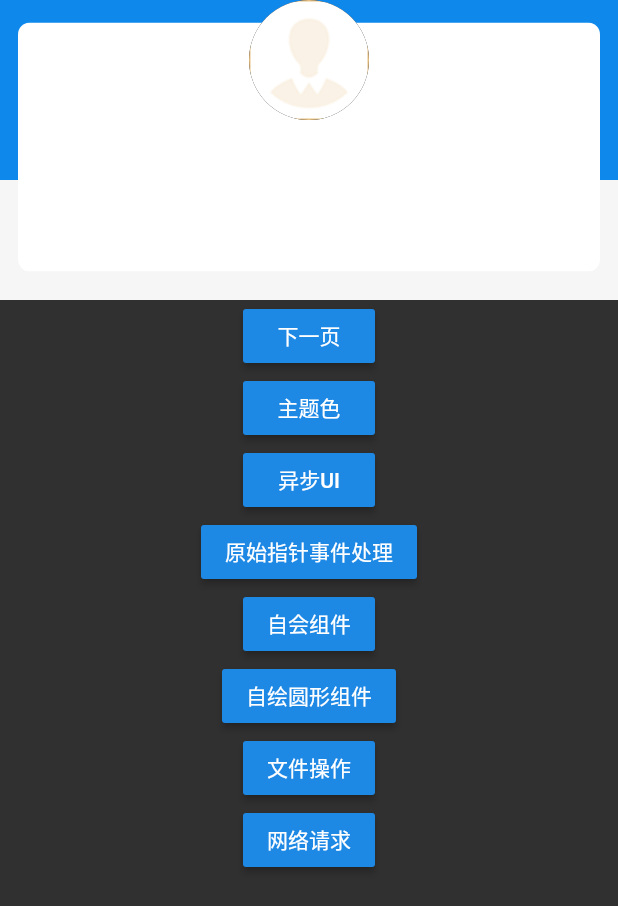
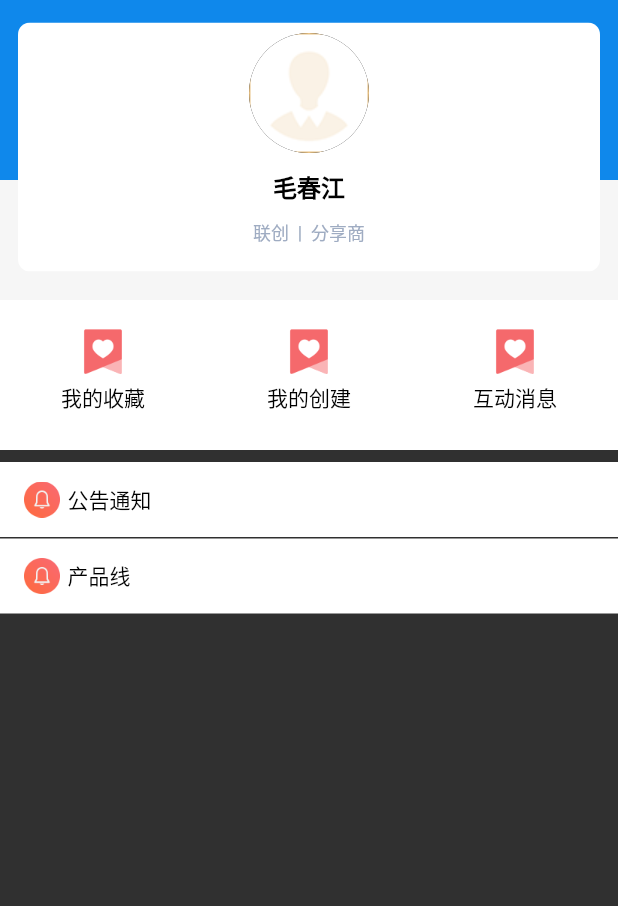
Before and after one commit to CreatSuns/Flutter, a Flutter app: the MineBody widget shown alone on an empty page, opened directly, on a phone screen of 412 x 824 dp. Shown: the top 906 px of the screen. Run offline on Flutter 3.47's test engine with Material 2 defaults, Android fonts, the phone set to English and light mode, and no system bars; our stand-ins replace convert, device_info, dio, image_picker, package_info, shared_preferences; accounts and stored records are empty.

Commit message:
我的页面搭建

```diff
--- a/lib/commons/BaseColors.dart
+++ b/lib/commons/BaseColors.dart
@@ -34,4 +34,10 @@ class BaseColors {
 
   ///纯黑色
   static Color colorBlack = Color.fromARGB(255, 0, 0, 0);
+
+  ///分享商文字颜色
+  static Color colorGray = Color.fromARGB(255, 159, 172, 194);
+
+  ///公告通知全部标记文字颜色
+  static Color color576B95 = Color.fromARGB(255, 87, 107, 149);
 }
--- a/lib/routes/Mine.dart
+++ b/lib/routes/Mine.dart
@@ -1,5 +1,8 @@
 import 'package:flutter/material.dart';
 import 'package:flutter_material/commons/BaseColors.dart';
+
+import 'Notices.dart';
+import 'Setting.dart';
 
 class Mine extends StatefulWidget {
   @override
@@ -9,27 +12,24 @@ class Mine extends StatefulWidget {
 class _MineState extends State<Mine> {
   @override
   Widget build(BuildContext context) {
-    return MaterialApp(
-      home: Scaffold(
+    return Scaffold(
         appBar: AppBar(
           centerTitle: true,
           title: Text('个人中心'),
           backgroundColor: BaseColors.colorTheme,
           elevation: 0,
-          //去掉Appbar底部阴影
           actions: <Widget>[
             IconButton(
               icon: Icon(Icons.settings),
-              tooltip: "Alarm",
               onPressed: () {
-                print("Alarm");
+                Navigator.push(context,
+                    MaterialPageRoute(builder: (context) => Setting()));
               },
             ),
           ],
         ),
         body: Container(
           child: MineBody(),
-        ),
         ),
     );
   }
@@ -85,52 +85,196 @@ class MineBody extends StatelessWidget {
               Center(
                 child: Column(
                   children: <Widget>[
-                    CircleAvatar(
+                    Container(
+                      margin: const EdgeInsets.only(top: 22),
+                      child: CircleAvatar(
                         //分析 3
                         backgroundImage:
                             new AssetImage('images/pic_dongtaitouxiang.png'),
                         radius: 40.0,
                       ),
+                    ),
+                    Container(
+                      margin: const EdgeInsets.all(5.0),
+                      padding: const EdgeInsets.all(5.0),
+                      child: Text(
+                        "毛春江",
+                        style: TextStyle(
+                            fontSize: 16,
+                            fontWeight: FontWeight.bold,
+                            color: Colors.black),
+                      ),
+                    ),
+                    Row(
+                      mainAxisSize: MainAxisSize.min,
+                      children: <Widget>[
+                        Text(
+                          "联创",
+                          style: TextStyle(
+                              fontSize: 12, color: BaseColors.colorGray),
+                        ),
+                        Text(
+                          "  |  ",
+                          style: TextStyle(
+                              fontSize: 12, color: BaseColors.colorGray),
+                        ),
+                        Text(
+                          "分享商",
+                          style: TextStyle(
+                              fontSize: 12, color: BaseColors.colorGray),
+                        ),
                       ],
-                ) ,
                     ),
                   ],
                 ),
               ),
-        RaisedButton(
-          child: Text("下一页"),
+            ],
+          ),
+        ),
+        SizedBox(
+          height: 100,
+          child: DecoratedBox(
+            decoration: BoxDecoration(color: BaseColors.colorWhite),
+            child: Row(
+              mainAxisSize: MainAxisSize.max,
+              children: <Widget>[
+                Expanded(
+                  child: RaisedButton(
+                    shape: RoundedRectangleBorder(
+                        borderRadius: BorderRadius.circular(0)),
+                    color: BaseColors.colorWhite,
+                    elevation: 0,
+                    child: Column(
+                      mainAxisAlignment: MainAxisAlignment.center,
+                      children: <Widget>[
+                        Image(
+                          image: AssetImage('images/icon_mycollection.png'),
+                        ),
+                        Container(
+                          margin: const EdgeInsets.all(5),
+                          child: Text(
+                            "我的收藏",
+                            style: TextStyle(fontSize: 14, color: Colors.black),
+                          ),
+                        ),
+                      ],
+                    ),
                     onPressed: () {},
                   ),
-        RaisedButton(
-          child: Text("主题色"),
+                ),
+                Expanded(
+                  child: RaisedButton(
+                    shape: RoundedRectangleBorder(
+                        borderRadius: BorderRadius.circular(0)),
+                    color: BaseColors.colorWhite,
+                    elevation: 0,
+                    child: Column(
+                      mainAxisAlignment: MainAxisAlignment.center,
+                      children: <Widget>[
+                        Image(
+                          image: AssetImage('images/icon_mycollection.png'),
+                        ),
+                        Container(
+                          margin: const EdgeInsets.all(5),
+                          child: Text(
+                            "我的创建",
+                            style: TextStyle(fontSize: 14, color: Colors.black),
+                          ),
+                        ),
+                      ],
+                    ),
                     onPressed: () {},
                   ),
-        RaisedButton(
-          child: Text("异步UI"),
+                ),
+                Expanded(
+                  child: RaisedButton(
+                    shape: RoundedRectangleBorder(
+                      borderRadius: BorderRadius.circular(0),
+                    ),
+                    color: BaseColors.colorWhite,
+                    elevation: 0,
+                    child: Column(
+                      mainAxisAlignment: MainAxisAlignment.center,
+                      children: <Widget>[
+                        Image(
+                          image: AssetImage('images/icon_mycollection.png'),
+                        ),
+                        Container(
+                          margin: const EdgeInsets.all(5),
+                          child: Text(
+                            "互动消息",
+                            style: TextStyle(fontSize: 14, color: Colors.black),
+                          ),
+                        ),
+                      ],
+                    ),
                     onPressed: () {},
                   ),
-        RaisedButton(
-          child: Text("原始指针事件处理"),
+                ),
+              ],
+            ),
+          ),
+        ),
+        Column(
+          children: <Widget>[
+            Container(
+              height: 8,
+            ),
+            SizedBox(
+              height: 50,
+              child: RaisedButton(
+                shape: RoundedRectangleBorder(
+                    borderRadius: BorderRadius.circular(0)),
+                color: BaseColors.colorWhite,
+                elevation: 0,
+                child: Row(
+                  children: <Widget>[
+                    Image(
+                      image: AssetImage('images/icon_notify.png'),
+                    ),
+                    Container(
+                      margin: const EdgeInsets.all(5),
+                      child: Text(
+                        "公告通知",
+                        style: TextStyle(fontSize: 14, color: Colors.black),
+                      ),
+                    ),
+                  ],
+                ),
+                onPressed: () {
+                  Navigator.push(context,
+                      MaterialPageRoute(builder: (context) => Notices()));
+                },
+              ),
+            ),
+            Container(
+              height: 1,
+            ),
+            SizedBox(
+              height: 50,
+              child: RaisedButton(
+                shape: RoundedRectangleBorder(
+                    borderRadius: BorderRadius.circular(0)),
+                color: BaseColors.colorWhite,
+                elevation: 0,
+                child: Row(
+                  children: <Widget>[
+                    Image(
+                      image: AssetImage('images/icon_notify.png'),
+                    ),
+                    Container(
+                      margin: const EdgeInsets.all(5),
+                      child: Text(
+                        "产品线",
+                        style: TextStyle(fontSize: 14, color: Colors.black),
+                      ),
+                    ),
+                  ],
+                ),
                 onPressed: () {},
               ),
-        RaisedButton(
-          child: Text("自会组件"),
-          onPressed: () {},
             ),
-        RaisedButton(
-          child: Text("自绘圆形组件"),
-          onPressed: () {},
-        ),
-        RaisedButton(
-          child: Text("文件操作"),
-          onPressed: () {},
-        ),
-        RaisedButton(
-          child: Text("网络请求"),
-          onPressed: () {
-//              Navigator.push(context,
-//                  MaterialPageRoute(builder: (context) => HttpTestRoute()));
-          },
+          ],
         ),
       ],
     );
```
Also changed, not shown: lib/routes/Notices.dart (added, +129 -0 lines), lib/routes/Setting.dart (added, +212 -0 lines), images/2.0x/icon_back.png (added), images/2.0x/icon_back_white.png (added), images/2.0x/icon_mycollection.png (added), images/2.0x/icon_notify.png (added), images/3.0x/icon_back.png (added), images/3.0x/icon_back_white.png (added), images/3.0x/icon_mycollection.png (added), images/3.0x/icon_notify.png (added), images/icon_back.png (added), images/icon_back_white.png (added), images/icon_mycollection.png (added), images/icon_notify.png (added). Lines whose indentation alone changed are shown as unchanged.
